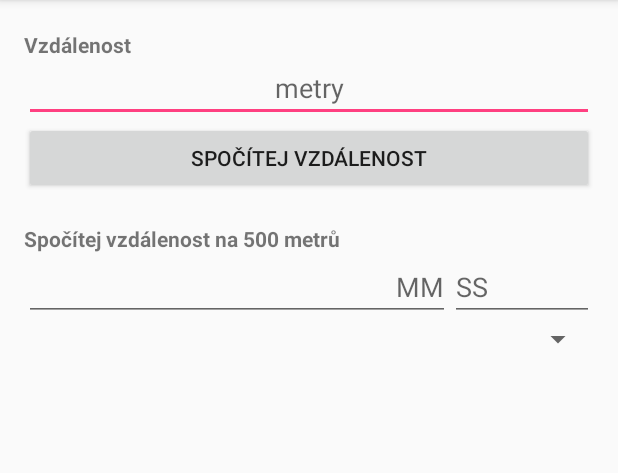
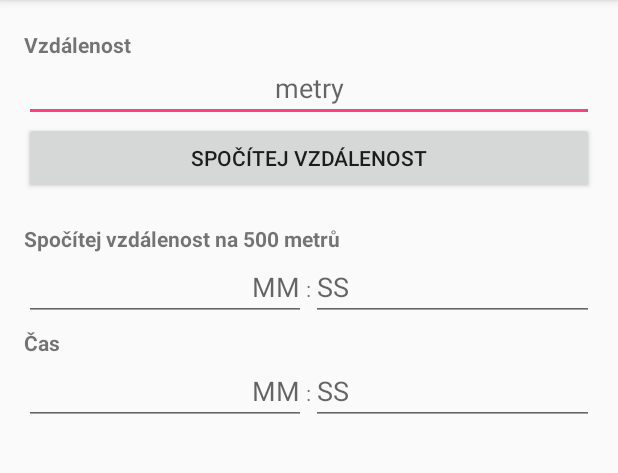
Before and after one commit to DohnalMichal/MyApp, an Android app: the CalculatorActivity screen opened directly, with no data from a screen before it, on a phone screen of 412 x 824 dp, the part 84-557 px from its top. Run offline under Robolectric (Android 15) with nearby library versions, the phone set to English and light mode, and no system bars.

Commit message:
Zatím to funguje, chybí tlačítka

```diff
--- a/app/src/main/res/layout/activity_calculator.xml
+++ b/app/src/main/res/layout/activity_calculator.xml
@@ -10,7 +10,7 @@
     android:paddingRight="16dp">
 
         <TextView
-            android:id="@+id/tvVzdalenost"
+            android:id="@+id/textView"
             android:layout_width="match_parent"
             android:layout_height="wrap_content"
             android:layout_alignParentLeft="true"
@@ -55,34 +55,76 @@
             android:textSize="14sp"
             android:textStyle="bold" />
 
+        <LinearLayout
+            android:layout_width="match_parent"
+            android:layout_height="50dp"
+            android:layout_below="@+id/tvSplit"
+            android:orientation="horizontal"
+            android:id="@+id/LinearSplit">
+
                 <EditText
                     android:id="@+id/splitMM"
-            android:layout_width="match_parent"
+                    android:layout_width="158dp"
                     android:layout_height="wrap_content"
-            android:layout_alignParentLeft="true"
-            android:layout_below="@+id/tvSplit"
-            android:layout_toLeftOf="@+id/times"
+                    android:layout_weight="1"
                     android:hint="@string/mm"
                     android:textAlignment="textEnd"
                     tools:ignore="RtlHardcoded" />
 
+                <TextView
+                    android:layout_width="wrap_content"
+                    android:layout_height="wrap_content"
+                    android:text="@string/dvojtecka" />
+
                 <EditText
                     android:id="@+id/splitSS"
+                    android:layout_width="158dp"
+                    android:layout_height="wrap_content"
+                    android:layout_weight="1"
+                    android:hint="@string/ss"
+                    tools:ignore="RtlHardcoded" />
+        </LinearLayout>
+
+
+
+        <TextView
+            android:id="@+id/cas"
             android:layout_width="match_parent"
             android:layout_height="wrap_content"
-            android:layout_below="@id/tvSplit"
-            android:hint="@string/ss"
-            android:layout_alignParentRight="true"
-            android:layout_toRightOf="@+id/splitMM"
+            android:text="Čas"
+            android:layout_below="@+id/LinearSplit"
+            android:textStyle="bold"/>
+
+        <LinearLayout
+            android:layout_width="match_parent"
+            android:layout_height="50dp"
+            android:layout_below="@+id/cas"
+            android:orientation="horizontal">
+
+                <EditText
+                    android:id="@+id/splitMM"
+                    android:layout_width="158dp"
+                    android:layout_height="wrap_content"
+                    android:layout_weight="1"
+                    android:hint="@string/mm"
+                    android:textAlignment="textEnd"
                     tools:ignore="RtlHardcoded" />
 
-        <Spinner
-            android:id="@id/times"
-            android:layout_width="96dp"
+                <TextView
+                    android:layout_width="wrap_content"
                     android:layout_height="wrap_content"
-            android:layout_below="@id/splitSS"
-            android:layout_alignParentRight="true"
+                    android:text="@string/dvojtecka" />
+
+                <EditText
+                    android:id="@+id/splitSS"
+                    android:layout_width="158dp"
+                    android:layout_height="wrap_content"
+                    android:layout_weight="1"
+                    android:hint="@string/ss"
                     tools:ignore="RtlHardcoded" />
+        </LinearLayout>
+
+
 
 
 </RelativeLayout>
--- a/app/src/main/res/values/strings.xml
+++ b/app/src/main/res/values/strings.xml
@@ -18,5 +18,6 @@
     <string name="ss">SS</string>
     <string name="mm">MM</string>
     <string name="metry">metry</string>
+    <string name="dvojtecka">:</string>
 
 </resources>
```
Also changed, not shown: 2 other files. Lines whose indentation alone changed are shown as unchanged.
